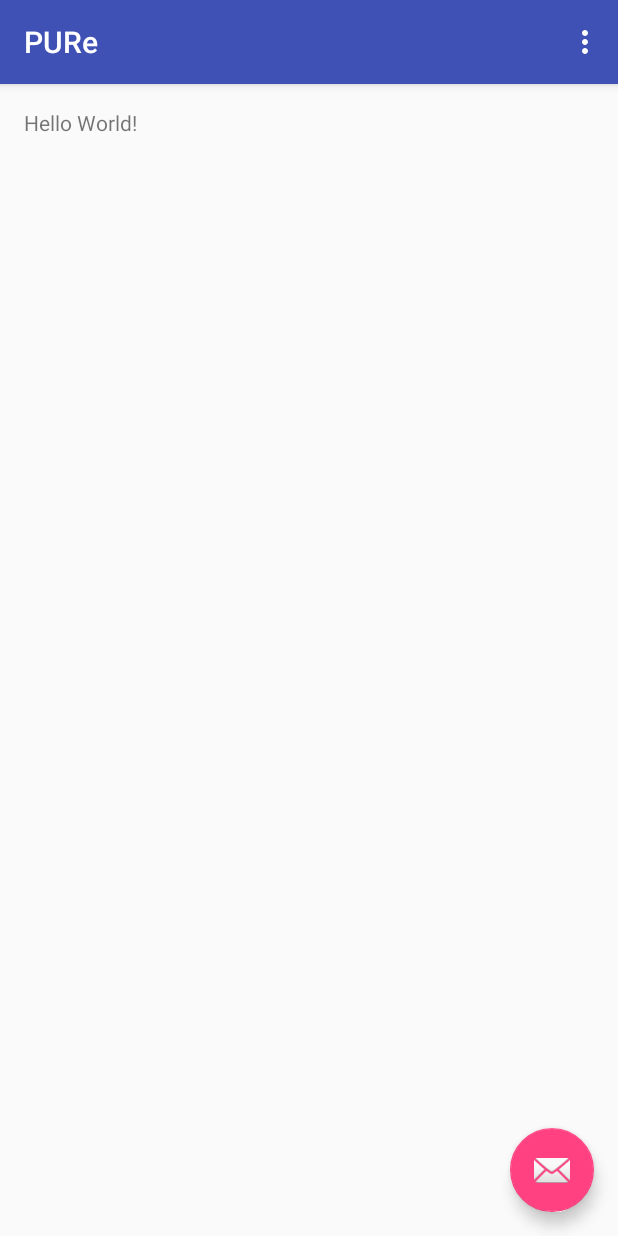
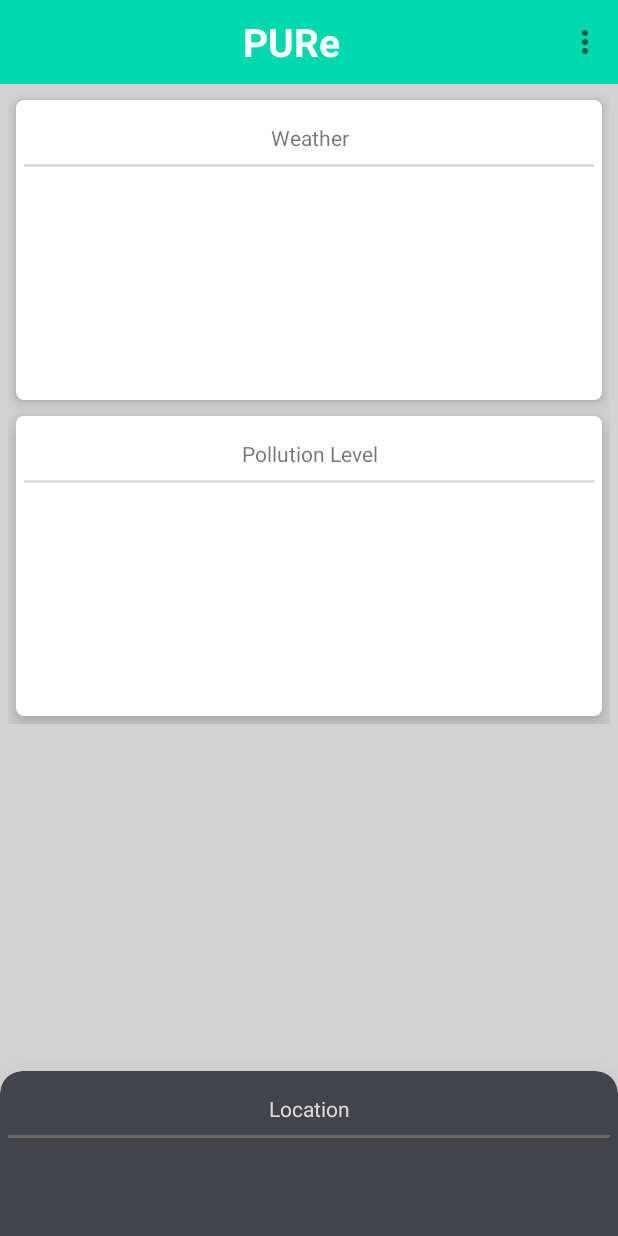
Before and after one commit to keefejulian24/PURe, an Android app: the screen it shows after launch (MainActivity), on a phone screen of 412 x 824 dp. Run offline under Robolectric (Android 15) with nearby library versions, the phone set to English and light mode, and no system bars; 2 statements that could not run were skipped.

Commit message:
Interface main and location basic

```diff
--- a/PURe/app/build.gradle
+++ b/PURe/app/build.gradle
@@ -26,5 +26,9 @@ dependencies {
     })
     compile 'com.android.support:appcompat-v7:25.2.0'
     compile 'com.android.support:design:25.2.0'
+    compile 'com.android.support:cardview-v7:25.1.0'
+    compile 'com.android.support:'
+//    compile 'com.android.support:recyclerview-v7:21+'
+
     testCompile 'junit:junit:4.12'
 }
--- /dev/null
+++ b/PURe/app/src/main/res/drawable/border_bottom.xml
@@ -0,0 +1,14 @@
+<?xml version="1.0" encoding="utf-8"?>
+
+<layer-list xmlns:android="http://schemas.android.com/apk/res/android">
+    <item>
+        <shape android:shape="rectangle">
+            <solid android:color="#ddd" />
+        </shape>
+    </item>
+    <item android:bottom="2dp">
+        <shape android:shape="rectangle">
+            <solid android:color="#fff" />
+        </shape>
+    </item>
+</layer-list>
--- /dev/null
+++ b/PURe/app/src/main/res/drawable/border_bottom_dark.xml
@@ -0,0 +1,13 @@
+<?xml version="1.0" encoding="utf-8"?>
+<layer-list xmlns:android="http://schemas.android.com/apk/res/android">
+    <item>
+        <shape android:shape="rectangle">
+            <solid android:color="#666" />
+        </shape>
+    </item>
+    <item android:bottom="2dp">
+        <shape android:shape="rectangle">
+            <solid android:color="#434449" />
+        </shape>
+    </item>
+</layer-list>
--- a/PURe/app/src/main/res/layout/activity_main.xml
+++ b/PURe/app/src/main/res/layout/activity_main.xml
@@ -1,34 +1,44 @@
 <?xml version="1.0" encoding="utf-8"?>
-<android.support.design.widget.CoordinatorLayout xmlns:android="http://schemas.android.com/apk/res/android"
+<android.support.design.widget.CoordinatorLayout
+    xmlns:android="http://schemas.android.com/apk/res/android"
     xmlns:app="http://schemas.android.com/apk/res-auto"
     xmlns:tools="http://schemas.android.com/tools"
     android:layout_width="match_parent"
     android:layout_height="match_parent"
     android:fitsSystemWindows="true"
+    android:background="#D3D3D3"
     tools:context="com.example.pure.pure.MainActivity">
-
-    <android.support.design.widget.AppBarLayout
+    <android.support.v7.widget.LinearLayoutCompat
         android:layout_width="match_parent"
-        android:layout_height="wrap_content"
-        android:theme="@style/AppTheme.AppBarOverlay">
-
+        android:layout_height="match_parent"
+        android:orientation="vertical">
         <android.support.v7.widget.Toolbar
             android:id="@+id/toolbar"
             android:layout_width="match_parent"
             android:layout_height="?attr/actionBarSize"
-            android:background="?attr/colorPrimary"
-            app:popupTheme="@style/AppTheme.PopupOverlay" />
+            android:background="#00d8ae"
+            android:gravity="center"
+            app:popupTheme="@style/AppTheme.PopupOverlay">
+            <TextView
+                android:id="@+id/textView"
+                android:layout_width="match_parent"
+                android:layout_height="match_parent"
+                android:gravity="center"
+                android:text="PURe"
+                android:textSize="26dp"
+                android:textColor="#fff"
+                android:textStyle="bold"
+                android:textAlignment="center"/>
+        </android.support.v7.widget.Toolbar>
+        <android.support.v7.widget.ContentFrameLayout
+            android:layout_width="fill_parent"
+            android:layout_height="fill_parent">
 
-    </android.support.design.widget.AppBarLayout>
+            <include layout="@layout/content_main"/>
 
-    <include layout="@layout/content_main" />
+            <include layout="@layout/location_settings" />
 
-    <android.support.design.widget.FloatingActionButton
-        android:id="@+id/fab"
-        android:layout_width="wrap_content"
-        android:layout_height="wrap_content"
-        android:layout_gravity="bottom|end"
-        android:layout_margin="@dimen/fab_margin"
-        app:srcCompat="@android:drawable/ic_dialog_email" />
+        </android.support.v7.widget.ContentFrameLayout>
 
+    </android.support.v7.widget.LinearLayoutCompat>
 </android.support.design.widget.CoordinatorLayout>
--- a/PURe/app/src/main/res/layout/content_main.xml
+++ b/PURe/app/src/main/res/layout/content_main.xml
@@ -1,20 +1,65 @@
 <?xml version="1.0" encoding="utf-8"?>
-<RelativeLayout xmlns:android="http://schemas.android.com/apk/res/android"
+<LinearLayout xmlns:android="http://schemas.android.com/apk/res/android"
     xmlns:app="http://schemas.android.com/apk/res-auto"
     xmlns:tools="http://schemas.android.com/tools"
+    xmlns:card_view="http://schemas.android.com/apk/res-auto"
     android:id="@+id/content_main"
     android:layout_width="match_parent"
-    android:layout_height="match_parent"
-    android:paddingBottom="@dimen/activity_vertical_margin"
-    android:paddingLeft="@dimen/activity_horizontal_margin"
-    android:paddingRight="@dimen/activity_horizontal_margin"
-    android:paddingTop="@dimen/activity_vertical_margin"
+    android:layout_height="wrap_content"
+    android:padding="5dp"
     app:layout_behavior="@string/appbar_scrolling_view_behavior"
     tools:context="com.example.pure.pure.MainActivity"
     tools:showIn="@layout/activity_main">
 
-    <TextView
-        android:layout_width="wrap_content"
-        android:layout_height="wrap_content"
-        android:text="Hello World!" />
-</RelativeLayout>
+    <android.support.v4.widget.NestedScrollView
+        android:layout_width="fill_parent"
+        android:layout_height="wrap_content">
+        <android.support.v7.widget.LinearLayoutCompat
+            android:layout_width="match_parent"
+            android:layout_height="match_parent"
+            android:orientation="vertical">
+            <android.support.v7.widget.CardView
+                xmlns:card_view="http://schemas.android.com/apk/res-auto"
+                android:id="@+id/weather_card"
+                android:layout_gravity="center_horizontal"
+                android:layout_width="match_parent"
+                android:layout_height="200dp"
+                android:translationZ="0dp"
+                card_view:cardElevation="5dp"
+                card_view:cardPreventCornerOverlap="false"
+                card_view:cardCornerRadius="5dp"
+                card_view:contentPadding="5dp"
+                android:layout_margin="5dp">
+                <TextView
+                    android:id="@+id/weather_title"
+                    android:layout_width="match_parent"
+                    android:layout_height="wrap_content"
+                    android:text="Weather"
+                    android:gravity="center_horizontal"
+                    android:background="@drawable/border_bottom"
+                    android:padding="10dp"/>
+
+            </android.support.v7.widget.CardView>
+            <android.support.v7.widget.CardView
+                xmlns:card_view="http://schemas.android.com/apk/res-auto"
+                android:id="@+id/pollution_level"
+                android:layout_gravity="center_horizontal"
+                android:layout_width="match_parent"
+                android:layout_height="200dp"
+                android:translationZ="0dp"
+                card_view:cardElevation="10dp"
+                card_view:cardCornerRadius="5dp"
+                card_view:contentPadding="5dp"
+                android:layout_margin="5dp">
+                <TextView
+                    android:id="@+id/pollution_level_title"
+                    android:layout_width="match_parent"
+                    android:layout_height="wrap_content"
+                    android:text="Pollution Level"
+                    android:gravity="center_horizontal"
+                    android:background="@drawable/border_bottom"
+                    android:padding="10dp"/>
+            </android.support.v7.widget.CardView>
+        </android.support.v7.widget.LinearLayoutCompat>
+    </android.support.v4.widget.NestedScrollView>
+</LinearLayout>
--- /dev/null
+++ b/PURe/app/src/main/res/layout/location_settings.xml
@@ -0,0 +1,35 @@
+<?xml version="1.0" encoding="utf-8"?>
+<RelativeLayout xmlns:android="http://schemas.android.com/apk/res/android"
+    xmlns:tools="http://schemas.android.com/tools"
+    android:id="@+id/location_settings"
+    android:orientation="vertical"
+    android:layout_width="match_parent"
+    android:layout_height="match_parent"
+    android:gravity="bottom"
+    android:layout_marginBottom="-290dp"
+    tools:context="com.example.pure.pure.MainActivity"
+    tools:showIn="@layout/activity_main">
+    <android.support.v7.widget.CardView
+        xmlns:card_view="http://schemas.android.com/apk/res-auto"
+        android:id="@+id/location_card"
+        android:layout_gravity="center_horizontal"
+        android:layout_width="match_parent"
+        android:layout_height="400dp"
+        android:translationZ="0dp"
+        card_view:cardElevation="30dp"
+        card_view:cardPreventCornerOverlap="false"
+        card_view:cardBackgroundColor="#434449"
+        card_view:cardCornerRadius="15dp"
+        card_view:contentPadding="5dp"
+        android:layout_marginTop="5dp">
+        <TextView
+            android:id="@+id/weather_title"
+            android:layout_width="match_parent"
+            android:layout_height="wrap_content"
+            android:text="Location"
+            android:gravity="center_horizontal"
+            android:textColor="#ddd"
+            android:background="@drawable/border_bottom_dark"
+            android:padding="10dp"/>
+    </android.support.v7.widget.CardView>
+</RelativeLayout>
--- a/PURe/build.gradle
+++ b/PURe/build.gradle
@@ -5,7 +5,8 @@ buildscript {
         jcenter()
     }
     dependencies {
-        classpath 'com.android.tools.build:gradle:2.2.3'
+        classpath 'com.android.tools.build:gradle:2.3.0'
+//        compile 'com.android.support:cardview-v7:21+'
 
         // NOTE: Do not place your application dependencies here; they belong
         // in the individual module build.gradle files
```
Also changed, not shown: PURe/gradle/wrapper/gradle-wrapper.properties, 1 other file.
